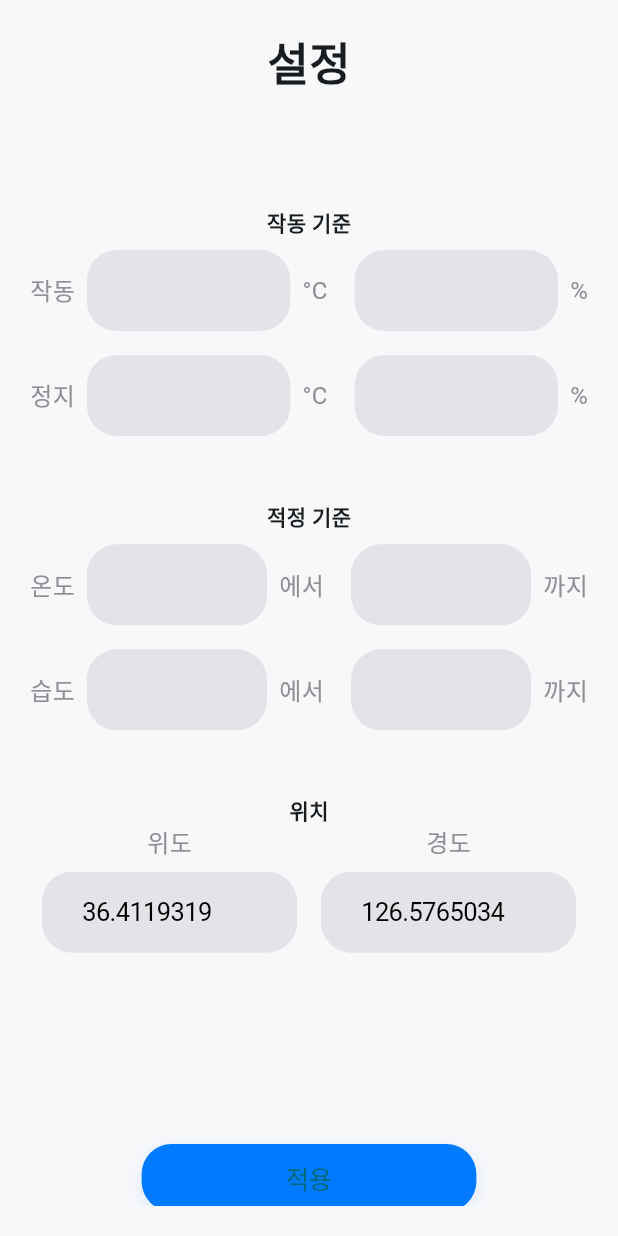
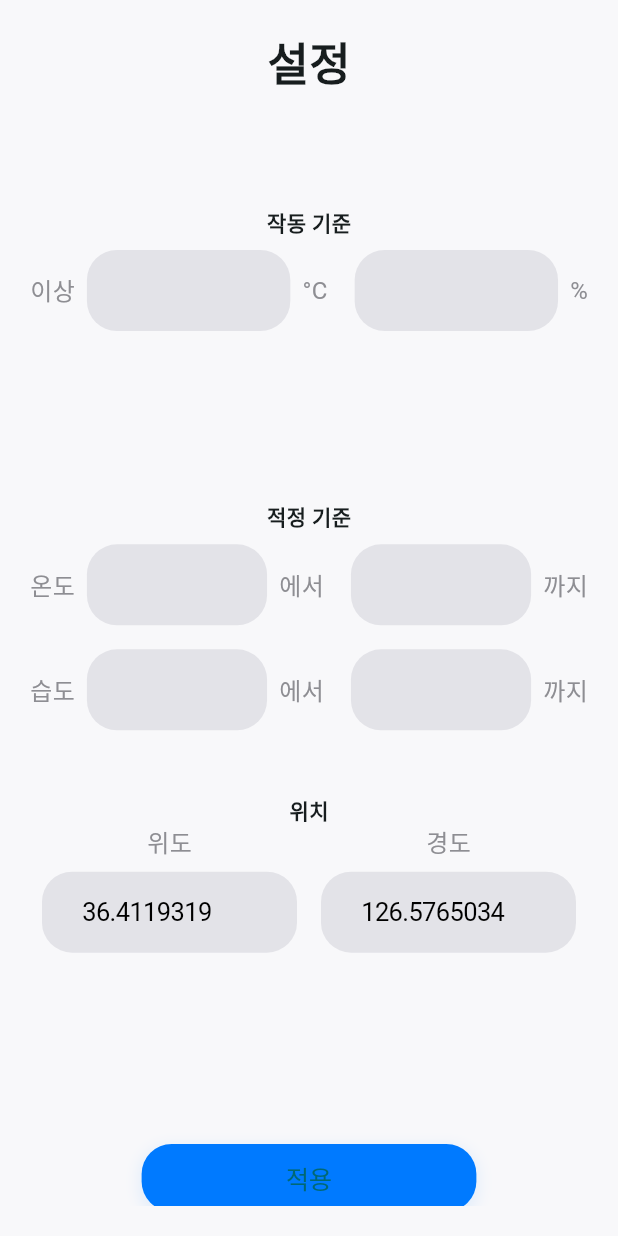
Before and after one commit to egm7126/Closs, a Flutter app: the SettingPage widget shown alone on an empty page, opened directly, on a phone screen of 412 x 824 dp. Run offline on Flutter 3.47's test engine with Material 3 defaults, Android fonts, the phone set to English and light mode, and no system bars; our stand-ins replace auto_size_text, barcode_widget, battery_plus, cloud_firestore, firebase_auth, firebase_core and 8 more; missing offline and left inert: flutter_bluetooth_serial_ble, flutter_facebook_auth, google_sign_in_dartio, korea_weather_api; accounts and stored records are empty; Roboto replaces fonts that are missing (AppFont); statements that could not run were skipped.

Commit message:
stable setting page

```diff
--- a/lib/pages/setting_page.dart
+++ b/lib/pages/setting_page.dart
@@ -48,7 +48,7 @@ class _SettingPageState extends State<SettingPage> {
   final TextEditingController _coordLatController = TextEditingController();
   final TextEditingController _coordLonController = TextEditingController();
 
-  void loadSettingPara() async {
+  void loadSettingPara() {
     _actHumController.text = actHum;
     _actTempController.text = actTemp;
     _stopHumController.text = stopHum;
@@ -75,12 +75,15 @@ class _SettingPageState extends State<SettingPage> {
       commitBatchFirestore(data);
       coordLat = double.parse(_coordLatController.text);
       coordLon = double.parse(_coordLonController.text);
+      getSettingPara();
       appToast(msg: '적용되었습니다.');
     }catch (e) {
       appToast(msg: '오류가 발생하였습니다.');
     }
 
   }
+
+
 
   @override
   Widget build(BuildContext context) {
@@ -109,18 +112,13 @@ class _SettingPageState extends State<SettingPage> {
                   children: [
                     Expanded(
                       flex: 100,
-                      child: _buildSettingArea4Var(
+                      child: _buildSettingArea2Var(
                         title: '작동 기준',
-                        sideHintLTL: '작동',
+                        sideHintLTL: '이상',
                         lt: _actTempController,
                         sideHintLTR: '°C',
                         rt: _actHumController,
                         sideHintRTR: '%',
-                        sideHintLBL: '정지',
-                        lb: _stopTempController,
-                        sideHintLBR: '°C',
-                        rb: _stopHumController,
-                        sideHintRBR: '%',
                       ),
                     ),
                     Expanded(
@@ -260,6 +258,35 @@ class _SettingPageState extends State<SettingPage> {
       ],
     );
   }
+
+  Widget _buildSettingArea2Var({
+    required String title,
+    required TextEditingController lt,
+    required TextEditingController rt,
+    sideHintLTL = '',
+    sideHintLTR = '',
+    sideHintRTL = '',
+    sideHintRTR = '',
+  }) {
+    return Column(
+      children: [
+        _SettingMiddleTitle(title: title),
+        Row(
+          children: [
+            SideHint(text: sideHintLTL),
+            _SettingTextFieldByExpanded(controller: lt),
+            SideHint(text: sideHintLTR),
+            const SizedBox(
+              width: 10,
+            ),
+            SideHint(text: sideHintRTL),
+            _SettingTextFieldByExpanded(controller: rt),
+            SideHint(text: sideHintRTR),
+          ],
+        ),
+      ],
+    );
+  }
 }
 
 class _SettingTextFieldFittedFontSize extends StatelessWidget {
--- a/lib/utils/global.dart
+++ b/lib/utils/global.dart
@@ -21,6 +21,8 @@ String stopTemp = '';
 String stopHum = '';
 
 bool isWeatherUpdated = false;
+
+bool firstOpen = true;
 
 //weather relations
 late Future<List<ItemSuperNct>> superNctItems;
```
Also changed, not shown: lib/utils/appTools.dart (+26 -1 lines).
